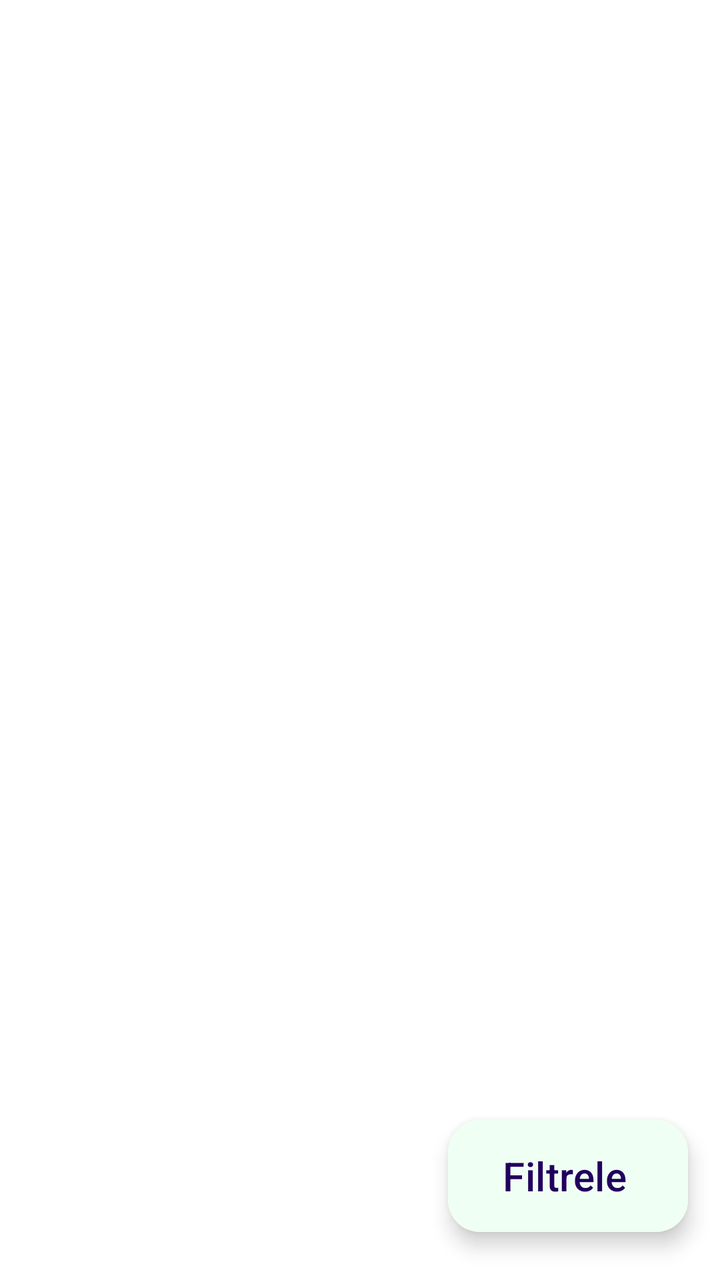
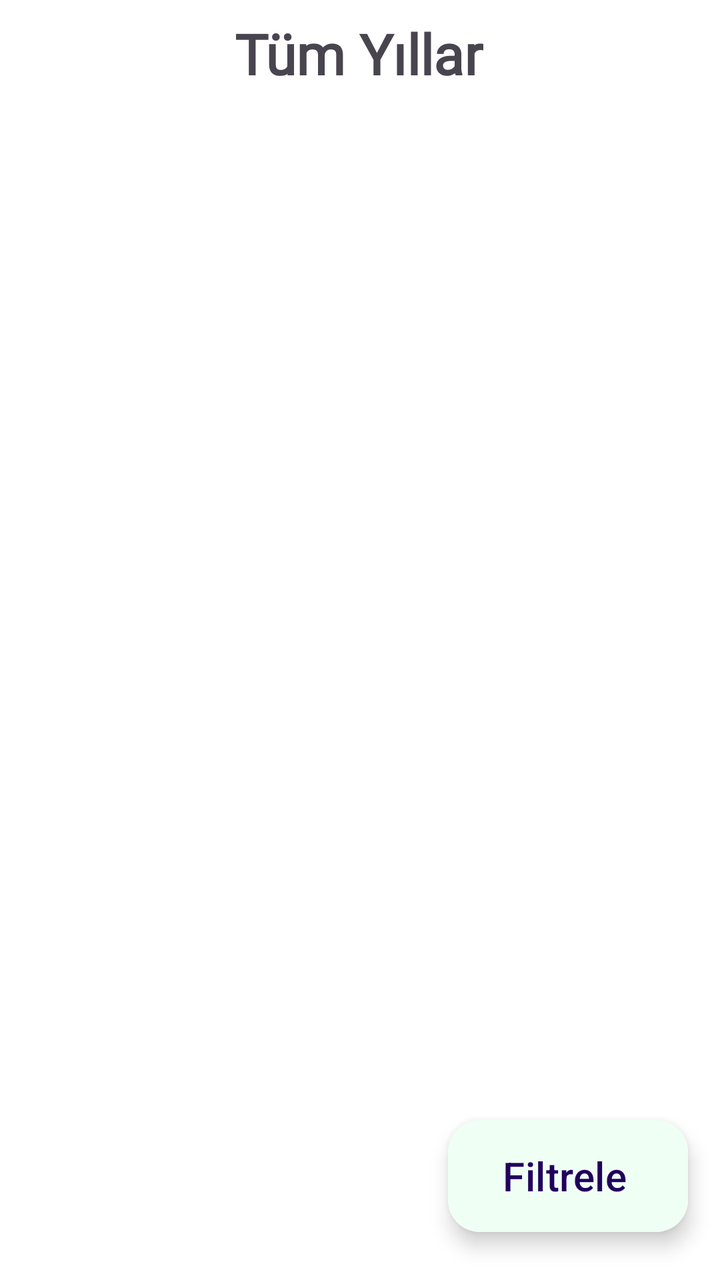

Two renders of the same Android screen: before a commit and after it. Below are the layout's source before the change and the commit's diff.
<!-- AndroidManifest.xml: application theme Theme.DesignExample -->
<!-- res/layout/fragment_odeme_sayfasi.xml -->
<?xml version="1.0" encoding="utf-8"?>
<androidx.constraintlayout.widget.ConstraintLayout xmlns:android="http://schemas.android.com/apk/res/android"
    xmlns:app="http://schemas.android.com/apk/res-auto"
    xmlns:tools="http://schemas.android.com/tools"
    android:layout_width="match_parent"
    android:layout_height="match_parent"
    android:background="@color/white"
    tools:context=".design.OdemeSayfasiFragment">

    <androidx.recyclerview.widget.RecyclerView
        android:id="@+id/OdemeRecyclerView"
        android:layout_width="match_parent"
        android:layout_height="match_parent"
        app:layout_constraintBottom_toBottomOf="parent"
        app:layout_constraintEnd_toEndOf="parent"
        app:layout_constraintStart_toStartOf="parent"
        app:layout_constraintTop_toTopOf="parent" />

    <com.google.android.material.floatingactionbutton.ExtendedFloatingActionButton
        android:id="@+id/filtreFAB"
        android:layout_width="wrap_content"
        android:layout_height="wrap_content"
        android:layout_marginEnd="16dp"
        android:layout_marginBottom="24dp"
        app:layout_constraintBottom_toBottomOf="parent"
        app:layout_constraintEnd_toEndOf="parent"
        android:text="Filtrele"
        android:textSize="20sp"
        android:backgroundTint="#F0FFF4"
        app:strokeColor="#C6F6D5">

    </com.google.android.material.floatingactionbutton.ExtendedFloatingActionButton>

</androidx.constraintlayout.widget.ConstraintLayout>
<!-- resources referenced by this layout -->
<resources>
  <color name="white">#FFFFFFFF</color>
  <style name="Theme.DesignExample" parent="Base.Theme.DesignExample" />
  <style name="Base.Theme.DesignExample" parent="Theme.Material3.DayNight.NoActionBar">
          
          
          <item name="android:statusBarColor">@color/black</item>
      </style>
  <color name="black">#FF000000</color>
</resources>

<!-- the commit's change to res/layout/fragment_odeme_sayfasi.xml (unified diff, before → after) -->
@@ -10,11 +10,11 @@
     <androidx.recyclerview.widget.RecyclerView
         android:id="@+id/OdemeRecyclerView"
         android:layout_width="match_parent"
-        android:layout_height="match_parent"
+        android:layout_height="0dp"
         app:layout_constraintBottom_toBottomOf="parent"
         app:layout_constraintEnd_toEndOf="parent"
         app:layout_constraintStart_toStartOf="parent"
-        app:layout_constraintTop_toTopOf="parent" />
+        app:layout_constraintTop_toBottomOf="@+id/filterInformationText" />
 
     <com.google.android.material.floatingactionbutton.ExtendedFloatingActionButton
         android:id="@+id/filtreFAB"
@@ -31,4 +31,18 @@
 
     </com.google.android.material.floatingactionbutton.ExtendedFloatingActionButton>
 
+    <TextView
+        android:id="@+id/filterInformationText"
+        android:layout_width="wrap_content"
+        android:layout_height="wrap_content"
+        android:padding="8dp"
+        android:text="Tüm Yıllar"
+        android:textStyle="bold"
+        android:fontFamily="@font/plus_jakarta_sans"
+        android:textSize="28sp"
+        app:layout_constraintEnd_toEndOf="parent"
+        app:layout_constraintHorizontal_bias="0.498"
+        app:layout_constraintStart_toStartOf="parent"
+        app:layout_constraintTop_toTopOf="parent" />
+
 </androidx.constraintlayout.widget.ConstraintLayout>
